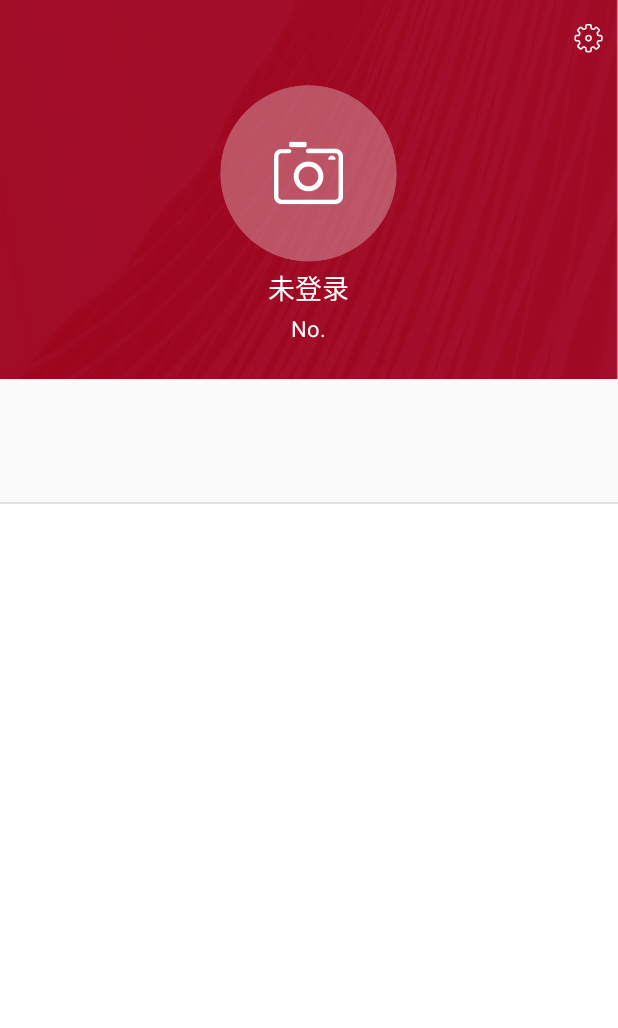
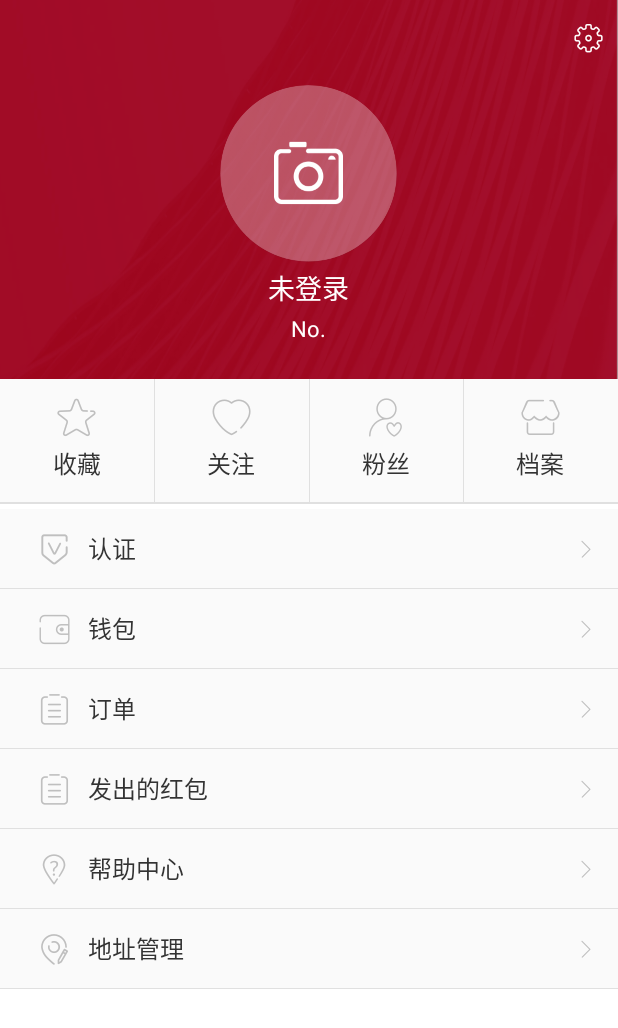
Before and after one commit to BeyondGodtheman/rebuild_shoumei, an Android app: the fragment MineFragment placed in its activity, on a phone screen of 412 x 824 dp. Shown: the top 1028 px of the screen. Run offline under Robolectric (Android 15) with nearby library versions, the phone set to English and light mode, and no system bars; our stand-ins replace RxJava; libraries missing offline, so code that uses them is left out: kotlinx.coroutines.experimental, xiaofei.library.datastorage; plain views replace RoundedImageView.

Commit message:
档案导航接入

```diff
--- a/app/src/main/java/com/coco_sh/shmstore/base/BaseFragment.kt
+++ b/app/src/main/java/com/coco_sh/shmstore/base/BaseFragment.kt
@@ -44,8 +44,15 @@ abstract class BaseFragment : Fragment(), View.OnClickListener {
 
     abstract fun loadData()
 
+    abstract fun close()
+
     fun getLayoutView(): View? = mView
 
     fun getBaseActivity(): BaseActivity = activity as BaseActivity
 
+
+    override fun onDestroy() {
+        super.onDestroy()
+        close()
+    }
 }
--- a/app/src/main/java/com/coco_sh/shmstore/home/view/BonusMoneyFragment.kt
+++ b/app/src/main/java/com/coco_sh/shmstore/home/view/BonusMoneyFragment.kt
@@ -13,6 +13,9 @@ import com.coco_sh.shmstore.home.presenter.BonusMoneyPresenter
  * Created by zhangye on 2018/8/3.
  */
 class BonusMoneyFragment:BaseFragment(),IBonusMoneyView {
+    override fun close() {
+    }
+
     override fun showLoading() {
     }
 
--- a/app/src/main/java/com/coco_sh/shmstore/home/view/HomeFragment.kt
+++ b/app/src/main/java/com/coco_sh/shmstore/home/view/HomeFragment.kt
@@ -16,6 +16,8 @@ import kotlinx.android.synthetic.main.layout_home_title.*
  *首页Framgnet
  */
 class HomeFragment : BaseFragment(), IHomeView {
+    override fun close() {
+    }
 
     private var permissionUtil: PermissionUtil? = null
 
--- a/app/src/main/java/com/coco_sh/shmstore/home/view/WeatherFragment.kt
+++ b/app/src/main/java/com/coco_sh/shmstore/home/view/WeatherFragment.kt
@@ -13,6 +13,8 @@ import com.coco_sh.shmstore.home.presenter.WeatherPresenter
  * Created by zhangye on 2018/8/3.
  */
 class WeatherFragment : BaseFragment(), IWeatherView {
+    override fun close() {
+    }
 
     override fun showLoading() {
     }
--- a/app/src/main/java/com/coco_sh/shmstore/income/IncomeFragment.kt
+++ b/app/src/main/java/com/coco_sh/shmstore/income/IncomeFragment.kt
@@ -9,6 +9,9 @@ import com.coco_sh.shmstore.base.BaseFragment
  * Created by zhangye on 2018/8/24.
  */
 class IncomeFragment: BaseFragment() {
+    override fun close() {
+    }
+
     override fun setLayout(): Int = R.layout.fragment_income
 
     override fun initView() {
--- a/app/src/main/java/com/coco_sh/shmstore/login/data/LoginLoader.kt
+++ b/app/src/main/java/com/coco_sh/shmstore/login/data/LoginLoader.kt
@@ -28,15 +28,4 @@ class LoginLoader(private var composites: CompositeDisposable) {
             map["device"] =  SmApplication.getApp().getDeviceID()
             ApiManager.post(composites, map, Constant.LOGIN,onResult)
     }
-
-
-
-    /**
-     * 获取历史数据
-     */
-    fun getHistorys(): List<LoginHistory> {
-        val comparator = ComparatorGenerator<LoginHistory>(LoginHistory::class.java).generate()
-        return SmApplication.getApp().dataStorage.loadAll(LoginHistory::class.java, comparator)
-    }
-
 }
--- a/app/src/main/java/com/coco_sh/shmstore/login/manager/UserManager.kt
+++ b/app/src/main/java/com/coco_sh/shmstore/login/manager/UserManager.kt
@@ -1,6 +1,7 @@
 package com.coco_sh.shmstore.login.manager
 
 import com.coco_sh.shmstore.login.model.Login
+import com.coco_sh.shmstore.mine.model.Profile
 import com.coco_sh.shmstore.utils.SharedUtil
 import com.google.gson.Gson
 
@@ -13,8 +14,8 @@ import com.google.gson.Gson
 object UserManager {
     //存储用户信息
     private const val LOGIN = "login"
-    //我的页面入口数据
-    private const val MEMBERENTRANCE = "memberentrance"
+    //档案资料
+    private const val PROFILE = "profile"
 
     /**
      * 获取用户ID
@@ -46,13 +47,32 @@ object UserManager {
         return null
     }
 
+    /**
+     * 存储档案信息
+     */
+    fun setProfile(profile: Profile){
+        SharedUtil.setString(PROFILE, Gson().toJson(profile))
+    }
+
+
+    /**
+     * 获取档案存储信息
+     */
+    fun getProfile():Profile?{
+        val json = SharedUtil.getString(LOGIN)
+        if (json != "") {
+            return Gson().fromJson(json, Profile::class.java)
+        }
+        return null
+    }
+
 
     /**
      * 将所有本地数据置空
      */
     fun setEmptyUser() {
         SharedUtil.remove(LOGIN)
-        SharedUtil.remove(MEMBERENTRANCE)
+        SharedUtil.remove(PROFILE)
     }
 
     /**
--- a/app/src/main/java/com/coco_sh/shmstore/message/MessageFragment.kt
+++ b/app/src/main/java/com/coco_sh/shmstore/message/MessageFragment.kt
@@ -9,6 +9,9 @@ import com.coco_sh.shmstore.base.BaseFragment
  * Created by zhangye on 2018/8/24.
  */
 class MessageFragment : BaseFragment() {
+    override fun close() {
+    }
+
     override fun setLayout(): Int = R.layout.fragment_message
     override fun initView() {
     }
--- /dev/null
+++ b/app/src/main/java/com/coco_sh/shmstore/mine/adapter/MineBottomNavAdapter.kt
@@ -0,0 +1,26 @@
+package com.coco_sh.shmstore.mine.adapter
+
+import android.view.LayoutInflater
+import android.view.View
+import android.view.ViewGroup
+import com.coco_sh.shmstore.R
+import com.coco_sh.shmstore.base.BaseRecycleAdapter
+import com.coco_sh.shmstore.base.BaseRecycleViewHolder
+import com.coco_sh.shmstore.mine.model.MineNavEntity
+import kotlinx.android.synthetic.main.item_mine_bottom_nav.view.*
+
+/**
+ * 我的底部导航适配器
+ * Created by zhangye on 2018/8/28.
+ */
+class MineBottomNavAdapter(list: ArrayList<MineNavEntity>) : BaseRecycleAdapter<MineNavEntity>(list) {
+
+    override fun onBindViewHolder(holder: BaseRecycleViewHolder, position: Int) {
+        holder.itemView.tvIcon.text = getData(position).icon
+        holder.itemView.tvDesc.text = getData(position).title
+        holder.itemView.tag = getData(position).title
+    }
+
+    override fun setLayout(parent: ViewGroup, viewType: Int): View = LayoutInflater.from(parent.context).inflate(R.layout.item_mine_bottom_nav,parent,false)
+
+}
--- /dev/null
+++ b/app/src/main/java/com/coco_sh/shmstore/mine/adapter/MineTopNavAdapter.kt
@@ -0,0 +1,26 @@
+package com.coco_sh.shmstore.mine.adapter
+
+import android.view.LayoutInflater
+import android.view.View
+import android.view.ViewGroup
+import com.coco_sh.shmstore.R
+import com.coco_sh.shmstore.base.BaseRecycleAdapter
+import com.coco_sh.shmstore.base.BaseRecycleViewHolder
+import com.coco_sh.shmstore.mine.model.MineNavEntity
+import kotlinx.android.synthetic.main.item_mine_top_nav.view.*
+
+/**
+ * 我的顶部导航适配器
+ * Created by zhangye on 2018/3/13.
+ */
+class MineTopNavAdapter(list: ArrayList<MineNavEntity>) : BaseRecycleAdapter<MineNavEntity>(list) {
+
+    override fun onBindViewHolder(holder: BaseRecycleViewHolder, position: Int) {
+        holder.itemView.tag = getData(position).title
+        holder.itemView.tvIcon.text = getData(position).icon
+        holder.itemView.tvDesc.text = getData(position).title
+    }
+
+    override fun setLayout(parent: ViewGroup, viewType: Int): View = LayoutInflater.from(parent.context).inflate(R.layout.item_mine_top_nav, parent, false)
+
+}
--- /dev/null
+++ b/app/src/main/java/com/coco_sh/shmstore/mine/model/MineNavEntity.kt
@@ -0,0 +1,9 @@
+package com.coco_sh.shmstore.mine.model
+
+/**
+ * 导航数据类
+ * Created by zhangye on 2018/8/28.
+ */
+data class MineNavEntity(
+        var icon: String,
+        var title: String)
--- /dev/null
+++ b/app/src/main/java/com/coco_sh/shmstore/mine/model/Profile.kt
@@ -0,0 +1,22 @@
+package com.coco_sh.shmstore.mine.model
+
+/**
+ * 个人档案实体类
+ * Created by zhangye on 2018/8/28.
+ */
+data class Profile(
+        var degree: Int, // 完善度,百分比整数
+        var avatar: String, // 个人头像
+        var nickname: String, // 昵称
+        var realname: String, // 真实姓名
+        var birth: String, // 生日,格式:'Y-m-d'
+        var gender: Int, // 性别:'0'-女,'1'-男,'2'-未知
+        var province: String, // 省份地区代码
+        var city: String, // 城市地区代码
+        var town: String, // 区县地区代码
+        var district: String, // 区域中文拼接
+        var company: String, // 公司名称
+        var industry: String, // 所属行业编号
+        var industry_name: String, // 所属行业中文名称
+        var hobby: String // 兴趣爱好id列表(多笔用英文逗号分隔)
+)
--- /dev/null
+++ b/app/src/main/java/com/coco_sh/shmstore/mine/presenter/MinePresenter.kt
@@ -0,0 +1,48 @@
+package com.coco_sh.shmstore.mine.presenter
+
+import com.coco_sh.shmstore.R
+import com.coco_sh.shmstore.SmApplication
+import com.coco_sh.shmstore.base.BasePresenter
+import com.coco_sh.shmstore.mine.model.MineNavEntity
+import com.coco_sh.shmstore.mine.view.IMineView
+
+/**
+ * 我的页面的逻辑处理
+ * Created by zhangye on 2018/8/28.
+ */
+class MinePresenter(private var iMineView: IMineView?) : BasePresenter<IMineView>(iMineView) {
+    private val topTitles = ArrayList<MineNavEntity>()
+    private val bottomTitles = ArrayList<MineNavEntity>()
+
+    override fun onCreate() {
+        topTitles.add(MineNavEntity(SmApplication.getApp().getString(R.string.iconMineCollection), "收藏"))
+        topTitles.add(MineNavEntity(SmApplication.getApp().getString(R.string.iconMineWatch), "关注"))
+        topTitles.add(MineNavEntity(SmApplication.getApp().getString(R.string.iconMineFan), "粉丝"))
+        topTitles.add(MineNavEntity(SmApplication.getApp().getString(R.string.iconMineHome), "档案"))
+
+        iMineView?.topNavData(topTitles)
+
+//        if (!UserManager.isLogin()){
+        loadDefault()
+//        }
+
+    }
+
+
+    private fun loadDefault() {
+        bottomTitles.clear()
+        bottomTitles.add(MineNavEntity(SmApplication.getApp().getString(R.string.iconMineAuthen), "认证"))
+        bottomTitles.add(MineNavEntity(SmApplication.getApp().getString(R.string.iconMinePurse), "钱包"))
+        bottomTitles.add(MineNavEntity(SmApplication.getApp().getString(R.string.iconMineOrder), "订单"))
+        bottomTitles.add(MineNavEntity(SmApplication.getApp().getString(R.string.iconMineOrder), "发出的红包"))
+        bottomTitles.add(MineNavEntity(SmApplication.getApp().getString(R.string.iconMineHelp), "帮助中心"))
+        bottomTitles.add(MineNavEntity(SmApplication.getApp().getString(R.string.iconAddress), "地址管理"))
+        iMineView?.buttomNavData(bottomTitles)
+    }
+
+    override fun onDistroy() {
+        iMineView = null
+
+    }
+
+}
--- /dev/null
+++ b/app/src/main/java/com/coco_sh/shmstore/mine/view/IMineView.kt
@@ -0,0 +1,15 @@
+package com.coco_sh.shmstore.mine.view
+
+import com.coco_sh.shmstore.base.IBaseView
+import com.coco_sh.shmstore.mine.model.MineNavEntity
+
+/**
+ * 我的页面view类
+ * Created by zhangye on 2018/8/28.
+ */
+interface IMineView : IBaseView {
+
+    fun topNavData(list: ArrayList<MineNavEntity>) //顶部导航数据
+
+    fun buttomNavData(list: ArrayList<MineNavEntity>)//菜单数据
+}
--- a/app/src/main/java/com/coco_sh/shmstore/mine/view/MineFragment.kt
+++ b/app/src/main/java/com/coco_sh/shmstore/mine/view/MineFragment.kt
@@ -1,32 +1,80 @@
 package com.coco_sh.shmstore.mine.view
 
+import android.support.v4.content.ContextCompat
+import android.support.v7.widget.GridLayoutManager
+import android.support.v7.widget.LinearLayoutManager
 import android.view.View
 import com.coco_sh.shmstore.R
 import com.coco_sh.shmstore.base.BaseFragment
+import com.coco_sh.shmstore.mine.adapter.MineBottomNavAdapter
+import com.coco_sh.shmstore.mine.adapter.MineTopNavAdapter
+import com.coco_sh.shmstore.mine.model.MineNavEntity
+import com.coco_sh.shmstore.mine.presenter.MinePresenter
 import com.coco_sh.shmstore.title.TitleManager
+import com.coco_sh.shmstore.utils.RecycleViewDivider
 import kotlinx.android.synthetic.main.fragment_base.view.*
+import kotlinx.android.synthetic.main.fragment_mine.view.*
 
 
-class MineFragment : BaseFragment() {
+class MineFragment : BaseFragment(), IMineView {
+
+    private val minePresenter: MinePresenter by lazy {
+        MinePresenter(this)
+    }
+
+    override fun showLoading() {
+
+    }
+
+    override fun hidenLoading() {
+
+    }
+
+
     override fun setLayout(): Int = R.layout.fragment_mine
 
     override fun initView() {
-        immersionTitle()
+        immersionTitle() //title透明不占位
+
         getLayoutView()?.iframeTitle?.apply {
             visibility = View.VISIBLE
             addView(TitleManager(getBaseActivity()).mineTitle()) //加载title
         }
+        getLayoutView()?.recycleTopNav?.setHasFixedSize(true)
+        getLayoutView()?.recycleTopNav?.addItemDecoration(
+                RecycleViewDivider(getBaseActivity(), LinearLayoutManager.VERTICAL, resources.getDimension(R.dimen.h3).toInt(), ContextCompat.getColor(getBaseActivity(), R.color.graye0))
+        ) //分割线
 
+        getLayoutView()?.recycleBottomNav?.layoutManager = LinearLayoutManager(context, LinearLayoutManager.VERTICAL, false)
+        getLayoutView()?.recycleBottomNav?.addItemDecoration(
+                RecycleViewDivider(getBaseActivity(), LinearLayoutManager.HORIZONTAL, resources.getDimension(R.dimen.h3).toInt(), ContextCompat.getColor(getBaseActivity(), R.color.graye0))
+        ) //分割线
+
+        minePresenter.onCreate()
     }
 
     override fun update() {
     }
 
     override fun loadData() {
+
     }
 
     override fun onClick(p0: View?) {
 
     }
 
+
+    override fun topNavData(list: ArrayList<MineNavEntity>) {
+        getLayoutView()?.recycleTopNav?.layoutManager = GridLayoutManager(context, list.size)
+        getLayoutView()?.recycleTopNav?.adapter = MineTopNavAdapter(list)
+    }
+
+    override fun buttomNavData(list: ArrayList<MineNavEntity>) {
+        getLayoutView()?.recycleBottomNav?.adapter = MineBottomNavAdapter(list)
+    }
+
+    override fun close() {
+        minePresenter.onDistroy()
+    }
 }
--- a/app/src/main/java/com/coco_sh/shmstore/shoumei/ShouMeiFragment.kt
+++ b/app/src/main/java/com/coco_sh/shmstore/shoumei/ShouMeiFragment.kt
@@ -8,7 +8,10 @@ import com.coco_sh.shmstore.base.BaseFragment
  * 首媒之家
  * Created by zhangye on 2018/8/24.
  */
-class ShouMeiFragment: BaseFragment() {
+class ShouMeiFragment : BaseFragment() {
+    override fun close() {
+    }
+
     override fun setLayout(): Int = R.layout.fragment_shoumei
 
     override fun initView() {
--- /dev/null
+++ b/app/src/main/java/com/coco_sh/shmstore/utils/RecycleViewDivider.kt
@@ -0,0 +1,123 @@
+package com.coco_sh.shmstore.utils
+
+import android.content.Context
+import android.support.v7.widget.RecyclerView
+import android.support.v7.widget.LinearLayoutManager
+import android.graphics.Canvas
+import android.graphics.Paint
+import android.graphics.Rect
+import android.graphics.drawable.Drawable
+import android.support.v4.content.ContextCompat
+import android.view.View
+
+
+/**
+ * 默认分割线：高度为2px，颜色为灰色
+ */
+class RecycleViewDivider(context: Context, private var mOrientation: Int//列表的方向：LinearLayoutManager.VERTICAL或LinearLayoutManager.HORIZONTAL
+) : RecyclerView.ItemDecoration() {
+
+    private var mPaint: Paint? = null
+    private var mDivider: Drawable? = null
+    private var mDividerHeight = 2//分割线高度，默认为1px
+
+    init {
+        if (mOrientation != LinearLayoutManager.VERTICAL && mOrientation != LinearLayoutManager.HORIZONTAL) {
+            throw IllegalArgumentException("请输入正确的参数！")
+        }
+
+        val a = context.obtainStyledAttributes(ATTRS)
+        mDivider = a.getDrawable(0)
+        a.recycle()
+    }
+
+    /**
+     * 自定义分割线
+     *
+     * @param context
+     * @param orientation 列表方向
+     * @param drawableId  分割线图片
+     */
+    constructor(context: Context, orientation: Int, drawableId: Int) : this(context, orientation) {
+        mOrientation = orientation
+        mDivider = ContextCompat.getDrawable(context, drawableId)
+        mDividerHeight = mDivider!!.intrinsicHeight
+    }
+
+    /**
+     * 自定义分割线
+     *
+     * @param context
+     * @param orientation   列表方向
+     * @param dividerHeight 分割线高度
+     * @param dividerColor  分割线颜色
+     */
+    constructor(context: Context, orientation: Int, dividerHeight: Int, dividerColor: Int) : this(context, orientation) {
+        mOrientation = orientation
+        mDividerHeight = dividerHeight
+        mPaint = Paint(Paint.ANTI_ALIAS_FLAG)
+        mPaint?.color = dividerColor
+        mPaint?.style = Paint.Style.FILL
+    }
+
+
+    //获取分割线尺寸
+    override fun getItemOffsets(outRect: Rect, view: View, parent: RecyclerView, state: RecyclerView.State) {
+        super.getItemOffsets(outRect, view, parent, state)
+        outRect.set(0, 0, 0, mDividerHeight)
+    }
+
+    //绘制分割线
+    override fun onDraw(c: Canvas, parent: RecyclerView, state: RecyclerView.State) {
+        super.onDraw(c, parent, state)
+        if (mOrientation == LinearLayoutManager.VERTICAL) {
+            drawVertical(c, parent)
+        } else {
+            drawHorizontal(c, parent)
+        }
+    }
+
+    //绘制横向 item 分割线
+    private fun drawHorizontal(canvas: Canvas, parent: RecyclerView) {
+        val left = parent.paddingLeft
+        val right = parent.measuredWidth - parent.paddingRight
+        val childSize = parent.childCount
+        for (i in 0 until childSize) {
+            val child = parent.getChildAt(i)
+            val layoutParams = child.layoutParams as RecyclerView.LayoutParams
+            val top = child.bottom + layoutParams.bottomMargin
+            val bottom = top + mDividerHeight
+            if (mDivider != null) {
+                mDivider?.setBounds(left, top, right, bottom)
+                mDivider?.draw(canvas)
+            }
+            if (mPaint != null) {
+                canvas.drawRect(left.toFloat(), top.toFloat(), right.toFloat(), bottom.toFloat(), mPaint)
+            }
+        }
+    }
+
+    //绘制纵向 item 分割线
+    private fun drawVertical(canvas: Canvas, parent: RecyclerView) {
+        val top = parent.paddingTop
+        val bottom = parent.measuredHeight - parent.paddingBottom
+        val childSize = parent.childCount
+        for (i in 0 until childSize) {
+            val child = parent.getChildAt(i)
+            val layoutParams = child.layoutParams as RecyclerView.LayoutParams
+            val left = child.right + layoutParams.rightMargin
+            val right = left + mDividerHeight
+            if (mDivider != null) {
+                mDivider?.setBounds(left, top, right, bottom)
+                mDivider?.draw(canvas)
+            }
+            if (mPaint != null) {
+                canvas.drawRect(left.toFloat(), top.toFloat(), right.toFloat(), bottom.toFloat(), mPaint)
+            }
+        }
+    }
+
+    companion object {
+        private val ATTRS = intArrayOf(android.R.attr.listDivider)
+    }
+}
--- /dev/null
+++ b/app/src/main/res/layout/item_mine_bottom_nav.xml
@@ -0,0 +1,44 @@
+<?xml version="1.0" encoding="utf-8"?>
+<RelativeLayout xmlns:android="http://schemas.android.com/apk/res/android"
+    android:layout_width="match_parent"
+    android:layout_height="@dimen/h148"
+    android:background="@color/grayfa">
+
+    <com.coco_sh.shmstore.widget.textView.IconTextView
+        android:id="@id/tvIcon"
+        android:layout_width="wrap_content"
+        android:layout_height="wrap_content"
+        android:layout_centerVertical="true"
+        android:layout_marginLeft="@dimen/w70"
+        android:text="@string/iconComplet"
+        android:textColor="@color/iconColor"
+        android:textSize="@dimen/w56"
+        android:layout_marginStart="@dimen/w70" />
+
+    <TextView
+        android:id="@id/tvDesc"
+        android:layout_width="wrap_content"
+        android:layout_height="wrap_content"
+        android:layout_centerVertical="true"
+        android:layout_marginLeft="@dimen/w32"
+        android:layout_toRightOf="@id/tvIcon"
+        android:text="@string/app_name"
+        android:textColor="@color/black"
+        android:textSize="@dimen/w43"
+        android:layout_marginStart="@dimen/w32"
+        android:layout_toEndOf="@id/tvIcon" />
+
+    <com.coco_sh.shmstore.widget.textView.IconTextView
+        android:layout_width="wrap_content"
+        android:layout_height="wrap_content"
+        android:layout_alignParentRight="true"
+        android:layout_centerVertical="true"
+        android:layout_marginRight="@dimen/w42"
+        android:layout_alignRight="@id/tvIcon"
+        android:text="@string/iconMore"
+        android:textColor="@color/iconColor"
+        android:textSize="@dimen/w33"
+        android:layout_alignParentEnd="true"
+        android:layout_alignEnd="@id/tvIcon"
+        android:layout_marginEnd="@dimen/w42" />
+</RelativeLayout>
--- /dev/null
+++ b/app/src/main/res/layout/item_mine_top_nav.xml
@@ -0,0 +1,25 @@
+<?xml version="1.0" encoding="utf-8"?>
+<LinearLayout xmlns:android="http://schemas.android.com/apk/res/android"
+    android:layout_width="match_parent"
+    android:layout_height="@dimen/h220"
+    android:layout_centerInParent="true"
+    android:gravity="center"
+    android:orientation="vertical">
+
+    <com.coco_sh.shmstore.widget.textView.IconTextView
+        android:id="@id/tvIcon"
+        android:layout_width="wrap_content"
+        android:layout_height="wrap_content"
+        android:text="@string/iconComplet"
+        android:textColor="@color/iconColor"
+        android:textSize="@dimen/w71" />
+
+    <TextView
+        android:id="@id/tvDesc"
+        android:layout_width="wrap_content"
+        android:layout_height="wrap_content"
+        android:text="@string/app_name"
+        android:textColor="@color/black"
+        android:layout_marginTop="@dimen/h15"
+        android:textSize="@dimen/w43" />
+</LinearLayout>
```
